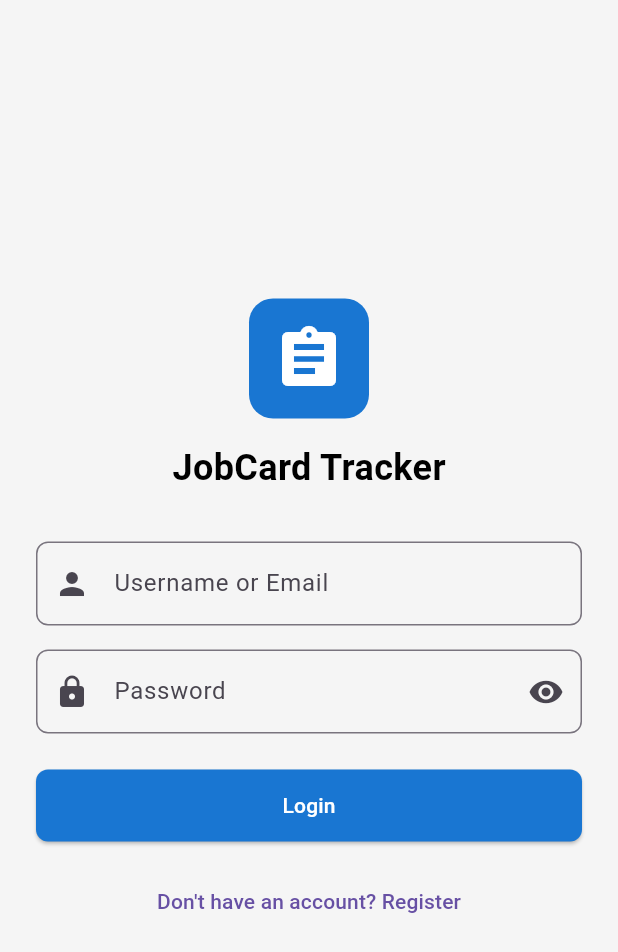
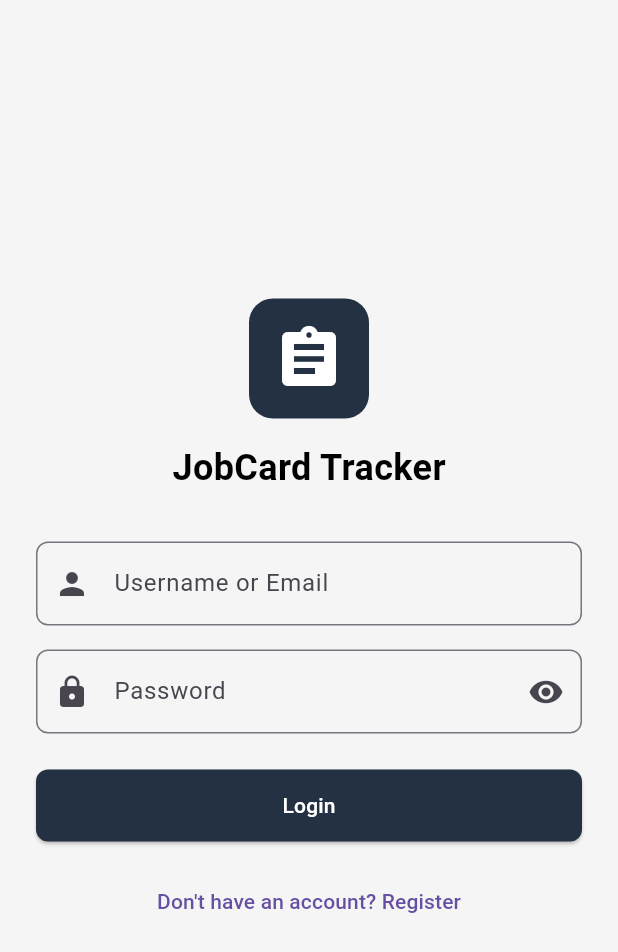
Before and after one commit to singleMaltMatt/JobCard_Flutter, a Flutter app: the screen it shows after launch, on a phone screen of 412 x 824 dp. Shown: the top 952 px of the screen. Run offline on Flutter 3.47's test engine with Material 3 defaults, Android fonts, the phone set to English and light mode, and no system bars; our stand-ins replace shared_preferences; missing offline and left inert: flutter_foreground_task; accounts and stored records are empty.

Commit message:
some changes

```diff
--- a/lib/config/api_config.dart
+++ b/lib/config/api_config.dart
@@ -2,7 +2,7 @@ class ApiConfig {
   // Change this to your PocketBase server URL
   // For local dev: http://10.0.2.2:8090 (Android emulator)
   // For real device: http://YOUR_IP:8090 or your Cloudflare tunnel URL
-  static const String baseUrl = 'https://saying-lessons-copies-forget.trycloudflare.com';
+  static const String baseUrl = 'https://virtually-emma-politics-booking.trycloudflare.com';
 
   // API endpoints
   static const String loginEndpoint = '/api/collections/users/auth-with-password';
--- a/lib/config/theme.dart
+++ b/lib/config/theme.dart
@@ -2,7 +2,7 @@ import 'package:flutter/material.dart';
 
 class AppTheme {
   static const Color primaryBlack = Color(0xFF000000);
-  static const Color primaryBlue = Color(0xFF1976D2);
+  static const Color primaryBlue = Color(0xFF233143);
   static const Color primaryGrey = Color(0xFF9E9E9E);
   static const Color lightGrey = Color(0xFFF5F5F5);
   static const Color white = Color(0xFFFFFFFF);
@@ -10,7 +10,18 @@ class AppTheme {
 
   static ThemeData get lightTheme {
     return ThemeData(
-      primarySwatch: Colors.blue,
+      primarySwatch: MaterialColor(0xFF233143, {
+          50: Color(0xFFE4E7EA),
+          100: Color(0xFFBBC3CB),
+          200: Color(0xFF8E9BA9),
+          300: Color(0xFF617387),
+          400: Color(0xFF3F556D),
+          500: Color(0xFF233143),
+          600: Color(0xFF1F2C3C),
+          700: Color(0xFF1A2533),
+          800: Color(0xFF151F2B),
+          900: Color(0xFF0D1319),
+      }),
       primaryColor: primaryBlue,
       scaffoldBackgroundColor: lightGrey,
       appBarTheme: const AppBarTheme(
```
Also changed, not shown: lib/widgets/job_card.dart (+22 -5 lines), lib/widgets/jobs_tab.dart (+10 -1 lines).
